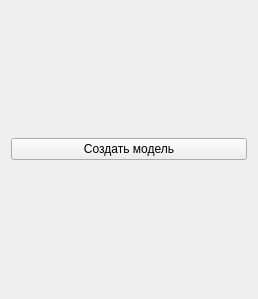
Old version of the form trunk/core/src/ui/StartMenu.ui in the repository braubergiag/decision-models.
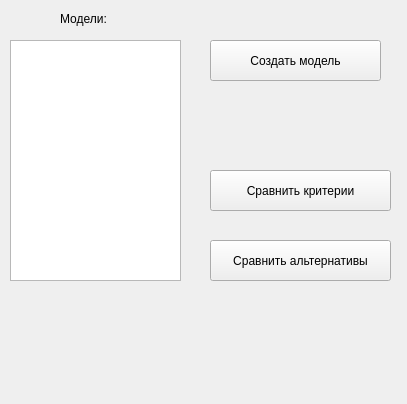
New version of the form.

Commit message: DM-1 StartMenu рефакторинг

```diff
--- a/trunk/core/src/ui/StartMenu.ui
+++ b/trunk/core/src/ui/StartMenu.ui
@@ -6,22 +6,75 @@
    <rect>
     <x>0</x>
     <y>0</y>
-    <width>258</width>
-    <height>299</height>
+    <width>407</width>
+    <height>404</height>
    </rect>
   </property>
   <property name="windowTitle">
    <string>Модели принятия решений</string>
   </property>
-  <layout class="QVBoxLayout" name="verticalLayout">
-   <item>
-    <widget class="QPushButton" name="createModelButton">
-     <property name="text">
-      <string>Создать модель</string>
-     </property>
-    </widget>
-   </item>
-  </layout>
+  <widget class="QPushButton" name="createModelButton">
+   <property name="geometry">
+    <rect>
+     <x>210</x>
+     <y>40</y>
+     <width>171</width>
+     <height>41</height>
+    </rect>
+   </property>
+   <property name="text">
+    <string>Создать модель</string>
+   </property>
+  </widget>
+  <widget class="QListWidget" name="modelsList">
+   <property name="geometry">
+    <rect>
+     <x>10</x>
+     <y>40</y>
+     <width>171</width>
+     <height>241</height>
+    </rect>
+   </property>
+  </widget>
+  <widget class="QLabel" name="label">
+   <property name="geometry">
+    <rect>
+     <x>60</x>
+     <y>10</y>
+     <width>67</width>
+     <height>17</height>
+    </rect>
+   </property>
+   <property name="text">
+    <string>Модели:</string>
+   </property>
+  </widget>
+  <widget class="QPushButton" name="pushButton">
+   <property name="geometry">
+    <rect>
+     <x>210</x>
+     <y>170</y>
+     <width>181</width>
+     <height>41</height>
+    </rect>
+   </property>
+   <property name="text">
+    <string>Сравнить критерии</string>
+   </property>
+  </widget>
+  <widget class="QPushButton" name="pushButton_2">
+   <property name="geometry">
+    <rect>
+     <x>210</x>
+     <y>240</y>
+     <width>181</width>
+     <height>41</height>
+    </rect>
+   </property>
+   <property name="text">
+    <string>Сравнить альтернативы</string>
+   </property>
+  </widget>
  </widget>
  <resources/>
  <connections/>
```
The commit also changes 1 other file.
